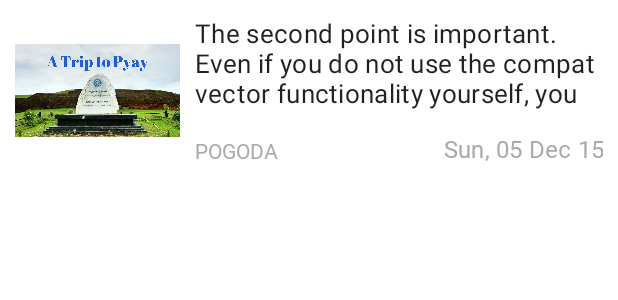
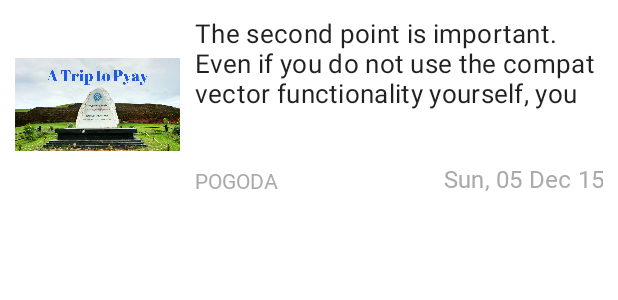
Before and after one commit to WinKoKoNaing/PyayHistoryApp, an Android app: the layout recycler_article_row.xml on its own in the app's theme, with its tools: preview values and no code run, on a phone screen of 412 x 824 dp. Shown: the top 300 px of the screen. Run offline under Robolectric (Android 15) with nearby library versions, the phone set to English and light mode, and no system bars.

Commit message:
fix error

```diff
--- a/app/src/main/AndroidManifest.xml
+++ b/app/src/main/AndroidManifest.xml
@@ -9,9 +9,9 @@
 
     <application
         android:allowBackup="true"
-        android:icon="@mipmap/ic_launcher"
+        android:icon="@mipmap/pyay"
         android:label="@string/app_name"
-        android:roundIcon="@mipmap/ic_launcher_round"
+        android:roundIcon="@mipmap/pyay"
         android:supportsRtl="true"
         android:theme="@style/AppTheme"
         tools:ignore="GoogleAppIndexingWarning">
--- a/app/src/main/res/layout/recycler_article_row.xml
+++ b/app/src/main/res/layout/recycler_article_row.xml
@@ -1,15 +1,8 @@
 <?xml version="1.0" encoding="utf-8"?>
-<LinearLayout xmlns:android="http://schemas.android.com/apk/res/android"
+<RelativeLayout xmlns:android="http://schemas.android.com/apk/res/android"
     xmlns:tools="http://schemas.android.com/tools"
     android:layout_width="match_parent"
     android:layout_height="120dp"
-    android:orientation="horizontal">
-
-
-
-    <RelativeLayout
-        android:layout_width="match_parent"
-        android:layout_height="match_parent"
     android:layout_margin="@dimen/text_margin">
 
     <ImageView
@@ -20,20 +13,21 @@
         android:contentDescription="@string/article_image"
         android:scaleType="centerInside"
         android:src="@drawable/pyay" />
+
     <TextView
         android:id="@+id/tvContent"
         android:layout_width="match_parent"
         android:layout_height="wrap_content"
         android:layout_above="@+id/tvDateTime"
         android:layout_alignParentTop="true"
-            android:paddingStart="10dp"
-            android:layout_toEndOf="@id/ivArticleImage"
         android:layout_marginTop="0dp"
         android:layout_marginBottom="10dp"
+        android:layout_toEndOf="@id/ivArticleImage"
         android:fontFamily="sans-serif"
         android:maxLines="3"
+        android:paddingStart="10dp"
+        android:textAppearance="@style/TextAppearance.MaterialComponents.Headline6"
         android:textSize="17sp"
-            android:textAppearance="@style/TextAppearance.MaterialComponents.Headline6"
         tools:text="The second point is important. Even if you do not use the compat vector functionality yourself, you need to follow this post as if you do, since AppCompat requires it." />
 
     <TextView
@@ -55,12 +49,10 @@
         android:layout_height="wrap_content"
         android:layout_alignParentBottom="true"
         android:layout_gravity="bottom"
+        android:layout_toEndOf="@id/ivArticleImage"
         android:fontFamily="@font/roboto"
+        android:paddingStart="10dp"
         android:textAllCaps="true"
-            android:paddingStart="10dp"
-            android:layout_toEndOf="@id/ivArticleImage"
         android:textColor="@android:color/darker_gray"
         tools:text="POGODA" />
 </RelativeLayout>
-
-</LinearLayout>
```
Also changed, not shown: app/src/main/java/com/techhousestudio/pyayhistory/MainActivity.java (+1 -10 lines), app/src/main/java/com/techhousestudio/pyayhistory/adapters/ArticleRecyclerViewAdapter.java (+10 -13 lines), app/src/main/java/com/techhousestudio/pyayhistory/models/Article.java (+8 -4 lines), app/src/main/java/com/techhousestudio/pyayhistory/ui/ArticleListFragment.java (+16 -14 lines), app/src/main/res/drawable/side_nav_bar.xml (deleted, +0 -9 lines), app/src/main/res/layout/app_bar_main.xml (+0 -8 lines), app/src/main/res/mipmap-hdpi/pyay.jpg (added), app/src/main/res/mipmap-mdpi/pyay.jpg (added). Lines whose indentation alone changed are shown as unchanged.
